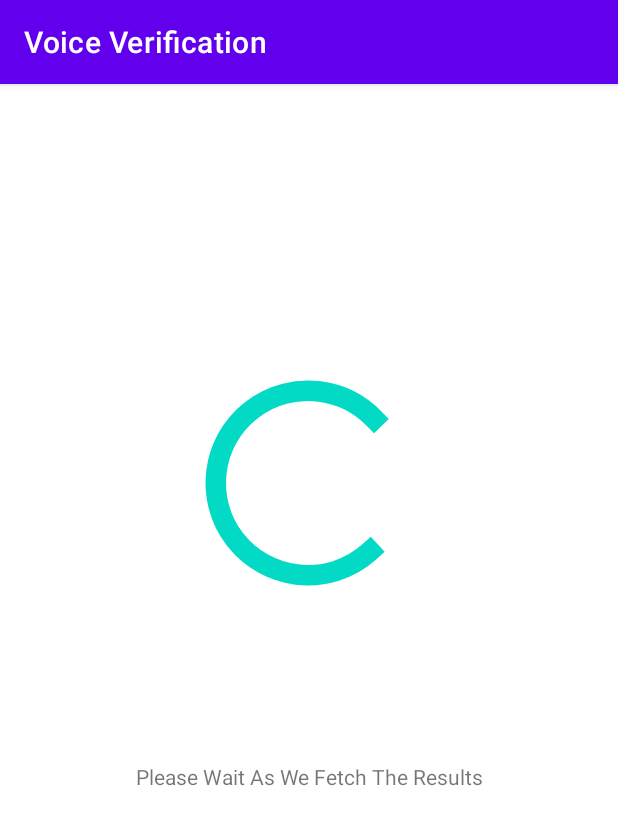
After one commit to JB4Jaison/Voice-Verification, an Android app: the SendActivity screen opened directly, with no data from a screen before it, on a phone screen of 412 x 824 dp. The commit adds this screen. Shown: the top 825 px of the screen. Run offline under Robolectric (Android 15) with nearby library versions, the phone set to English and light mode, and no system bars.

Commit message:
Completed Audio Crowd Sourcing Result Pipeline

```diff
--- /dev/null
+++ b/app/src/main/java/com/example/voiceverification/SendActivity.java
@@ -0,0 +1,86 @@
+package com.example.voiceverification;
+
+import android.content.Intent;
+import android.os.Bundle;
+import android.os.CountDownTimer;
+import android.os.StrictMode;
+import android.util.Log;
+import android.widget.ProgressBar;
+import android.widget.Toast;
+
+import androidx.appcompat.app.AppCompatActivity;
+
+import com.google.gson.Gson;
+import com.google.gson.JsonObject;
+
+import retrofit2.Call;
+import retrofit2.Response;
+
+public class SendActivity extends AppCompatActivity {
+
+    ProgressBar nDialog;
+    String audioUrl;
+    String postedTaskId;
+
+    @Override
+    protected void onCreate(Bundle savedInstanceState) {
+        super.onCreate(savedInstanceState);
+        setContentView(R.layout.activity_send);
+
+        Intent data = getIntent();
+        audioUrl = data.getStringExtra("URL");
+        nDialog = findViewById(R.id.progressBar);
+        nDialog.setIndeterminate(true);
+
+        StrictMode.ThreadPolicy policy = new StrictMode.ThreadPolicy.Builder().permitAll().build();
+        StrictMode.setThreadPolicy(policy);
+
+        postedTaskId = postTask(audioUrl);
+        Log.i("Posted Task Id", postedTaskId);
+
+        new CountDownTimer(70000, 70000) {
+            public void onFinish() {
+                Toast.makeText(getApplicationContext(), "The Results are ready!", Toast.LENGTH_LONG).show();
+                Intent results = new Intent(getApplicationContext(), ResultActivity.class);
+                results.putExtra("taskId", postedTaskId);
+                startActivity(results);
+            }
+            public void onTick(long millisUntilFinished) {
+//                Toast.makeText(getApplicationContext(), "The Results are ready!", Toast.LENGTH_LONG).show();
+
+            }
+        }.start();
+    }
+
+    private String postTask(String input) {
+        JsonObject taskDetails = new JsonObject();
+        String taskId = "";
+
+        taskDetails.addProperty("pool_id", "36683946");
+        taskDetails.addProperty("overlap", 5);
+
+        String json = "{\n" +
+                "    \"audio\": \"" + input + "\"\n" +
+                "    }";
+
+        JsonObject inputDetails = new Gson().fromJson(json, JsonObject.class);
+        taskDetails.add("input_values", inputDetails);
+
+        Log.i("Display", taskDetails.toString());
+
+        try
+        {
+            Call<TaskCreationResults> call = RetrofitClient.getInstance("task").getTasksApi().sendTask(taskDetails);
+            Response<TaskCreationResults> response = call.execute();
+            taskId = response.body().getId();
+//            Log.i("Task Id", taskId);
+//            return taskId;
+        } catch (Exception ex)
+        {
+            ex.printStackTrace();
+        }
+
+
+        return taskId;
+    }
+}
--- /dev/null
+++ b/app/src/main/res/layout/activity_send.xml
@@ -0,0 +1,33 @@
+<?xml version="1.0" encoding="utf-8"?>
+<androidx.constraintlayout.widget.ConstraintLayout xmlns:android="http://schemas.android.com/apk/res/android"
+    xmlns:app="http://schemas.android.com/apk/res-auto"
+    xmlns:tools="http://schemas.android.com/tools"
+    android:layout_width="match_parent"
+    android:layout_height="match_parent"
+    tools:context=".SendActivity">
+
+    <ProgressBar
+        android:id="@+id/progressBar"
+        style="?android:attr/progressBarStyle"
+        android:layout_width="172dp"
+        android:layout_height="164dp"
+        android:layout_marginTop="184dp"
+        app:layout_constraintEnd_toEndOf="parent"
+        app:layout_constraintHorizontal_bias="0.497"
+        app:layout_constraintStart_toStartOf="parent"
+        app:layout_constraintTop_toTopOf="parent" />
+
+    <TextView
+        android:id="@+id/textView4"
+        android:layout_width="317dp"
+        android:layout_height="29dp"
+        android:layout_marginTop="104dp"
+        android:textAlignment="center"
+        android:text="@string/wait_status"
+        app:layout_constraintBottom_toBottomOf="parent"
+        app:layout_constraintEnd_toEndOf="parent"
+        app:layout_constraintHorizontal_bias="0.498"
+        app:layout_constraintStart_toStartOf="parent"
+        app:layout_constraintTop_toBottomOf="@+id/progressBar"
+        app:layout_constraintVertical_bias="0.0" />
+</androidx.constraintlayout.widget.ConstraintLayout>
--- a/app/src/main/res/values/strings.xml
+++ b/app/src/main/res/values/strings.xml
@@ -12,6 +12,7 @@
     <string name="FAQ">FAQ</string>
     <string name="Help">Help</string>
     <string name="title_activity_faq">FAQ</string>
+    <string name="send_recording">Send Recording</string>
 
     <string name="toggle_flash">Toggle Flash</string>
     <string name="scanned_data">Scanned Data</string>
@@ -21,4 +22,6 @@
     <string name="play_recording">Play Recording</string>
     <string name="stop_playing">Stop Playing</string>
     <string name="status">Status</string>
+
+    <string name="wait_status">Please Wait As We Fetch The Results</string>
 </resources>
```
Also changed, not shown: app/src/main/AndroidManifest.xml (+32 -17 lines), app/src/main/java/com/example/voiceverification/RecordingActivity.java (+16 -0 lines), app/src/main/java/com/example/voiceverification/ResultActivity.java (added, +65 -0 lines), app/src/main/java/com/example/voiceverification/RetrofitClient.java (+0 -11 lines), app/src/main/res/layout/activity_result.xml (added, +17 -0 lines), app/src/main/res/layout/audio_recording.xml (+9 -0 lines).
